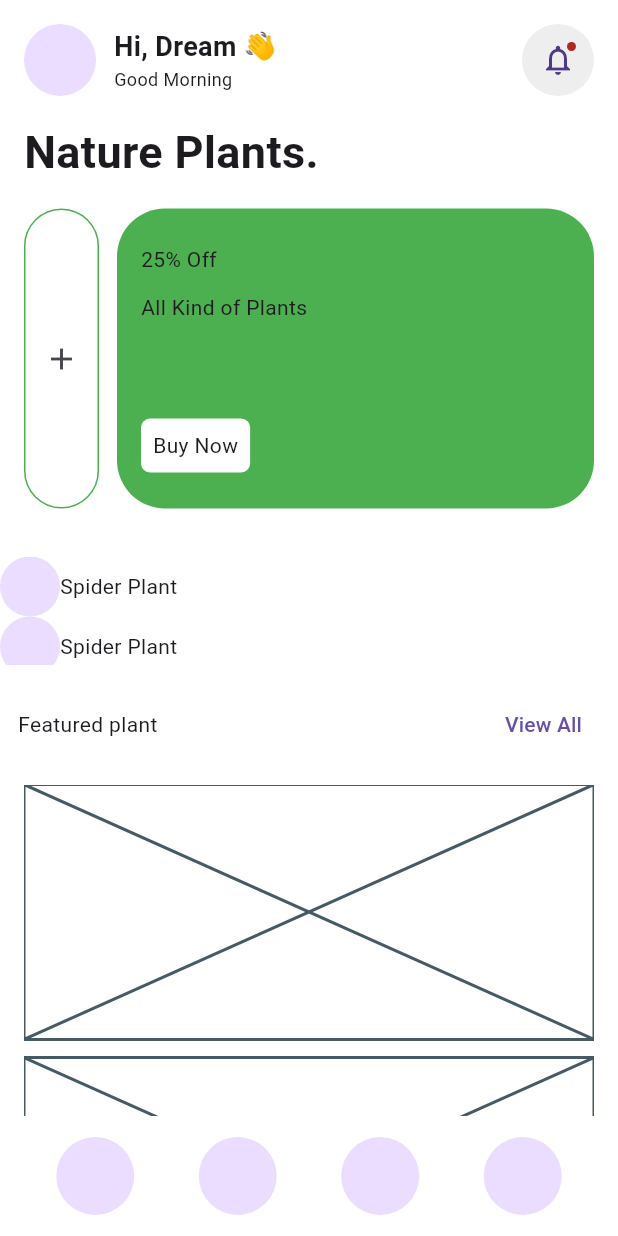
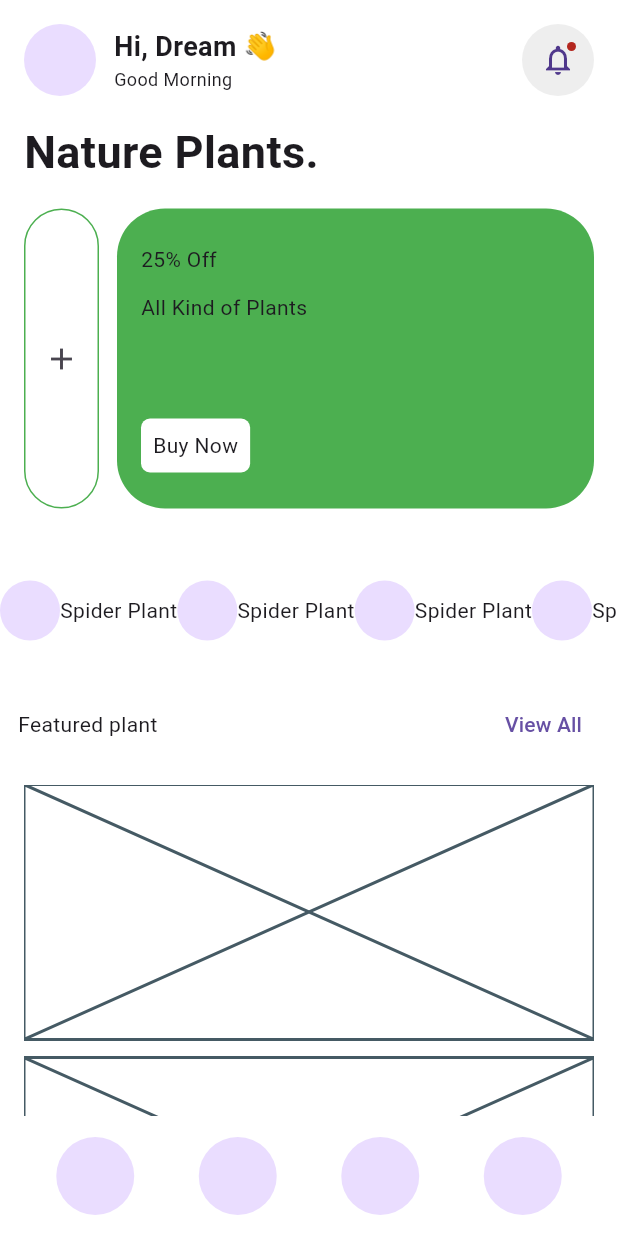
Before and after one commit to JAICHANGPARK/flutter_notebook_chapter_45, a Flutter app: the PlantHomePage screen opened directly, on a phone screen of 412 x 824 dp. Run offline on Flutter 3.47's test engine with Material 3 defaults, Android fonts, the phone set to English and light mode, and no system bars; our stand-ins replace gap, hugeicons, smooth_page_indicator.

Commit message:
Update plant_home_page.dart

```diff
--- a/lib/ep2265_plant_shop_app/ui/plant_home_page.dart
+++ b/lib/ep2265_plant_shop_app/ui/plant_home_page.dart
@@ -123,7 +123,10 @@ class _PlantHomePageState extends State<PlantHomePage> {
               ),
             ),
 
-            Container(height: 72, child: ListView.builder(itemBuilder: (context,index){
+            Container(height: 72, child: ListView.builder(
+              itemCount: 10,
+                scrollDirection: Axis.horizontal,
+                itemBuilder: (context,index){
               return Container(
                 decoration: ShapeDecoration(shape: StadiumBorder(),
 
```
